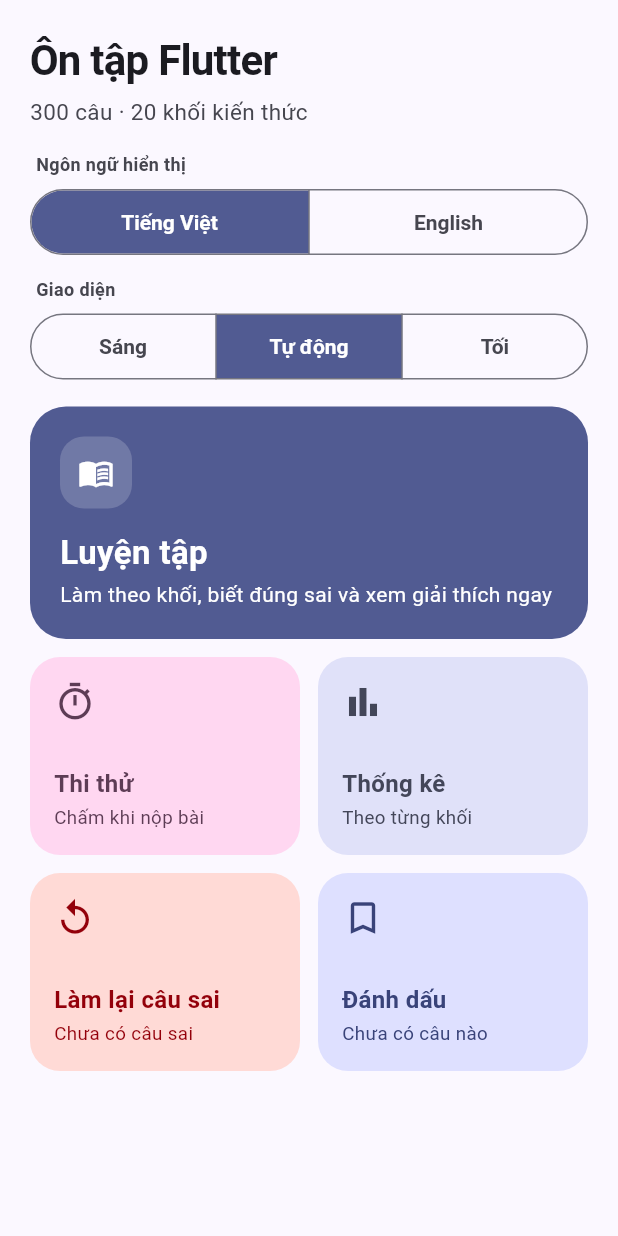
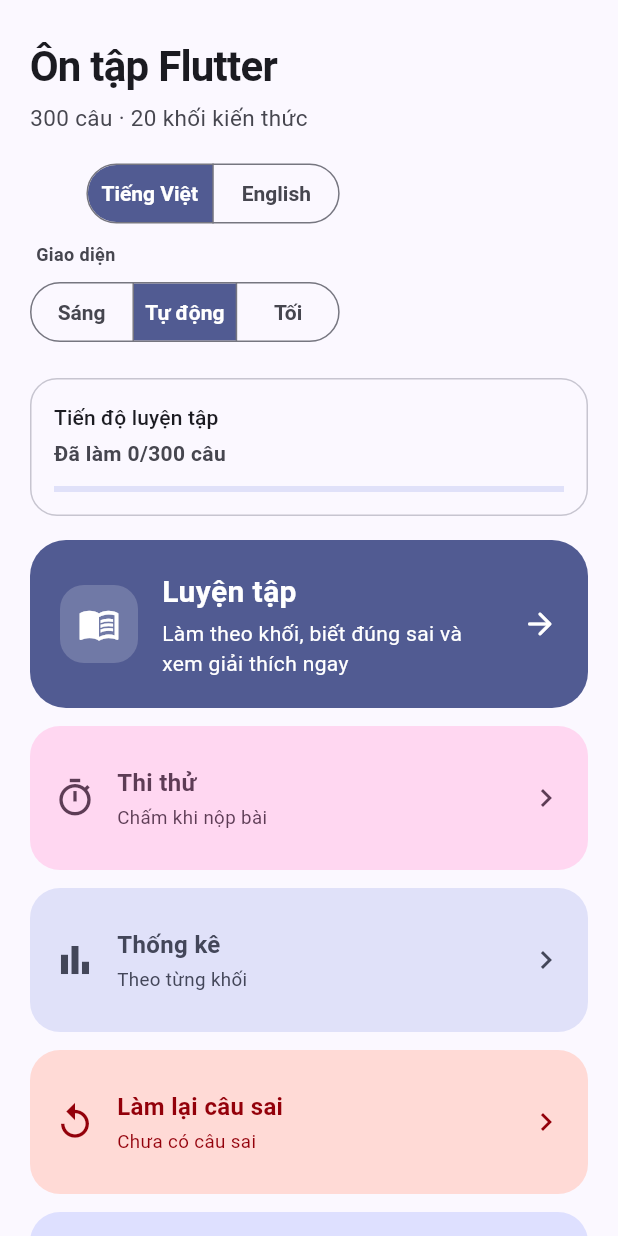
Before and after one commit to hieucute692-rgb/bai-tap-lon-app, a Flutter app: the screen it shows after launch, on a phone screen of 412 x 824 dp. Run offline on Flutter 3.47's test engine with Material 3 defaults, Android fonts, the phone set to English and light mode, and no system bars; our stand-ins replace shared_preferences.

Commit message:
tien do lam

```diff
--- a/lib/main.dart
+++ b/lib/main.dart
@@ -51,6 +51,7 @@ class QuizApp extends StatelessWidget {
       child: Consumer<SettingsController>(
         builder: (context, settings, _) => MaterialApp(
           title: 'Ôn tập Flutter',
+          debugShowCheckedModeBanner: false,
           theme: buildAppTheme(Brightness.light),
           darkTheme: buildAppTheme(Brightness.dark),
           themeMode: settings.themeMode,
--- a/lib/presentation/home_screen.dart
+++ b/lib/presentation/home_screen.dart
@@ -24,6 +24,9 @@ class HomeScreen extends StatelessWidget {
     final s = context.strings;
     return Scaffold(
       body: SafeArea(
+        child: Center(
+          child: ConstrainedBox(
+            constraints: const BoxConstraints(maxWidth: 820),
             child: switch (c.status) {
               LoadStatus.loading => const Center(child: CircularProgressIndicator()),
               LoadStatus.error => _Message(
@@ -41,6 +44,8 @@ class HomeScreen extends StatelessWidget {
                     )
                   : _Menu(bank: c.bank!),
             },
+          ),
+        ),
       ),
     );
   }
@@ -62,16 +67,31 @@ class _Menu extends StatelessWidget {
     final bookmarks = context.watch<BookmarkController>();
     final s = settings.strings;
     final scheme = Theme.of(context).colorScheme;
-    final wrong = wrongQuestions(bank, progress.stats);
+    final stats = progress.stats;
+    final completed = bank.questions.where((question) {
+      final stat = stats[question.id];
+      return stat != null && stat.attempts > 0;
+    }).length;
+    final wrong = wrongQuestions(bank, stats);
+    final columns = MediaQuery.sizeOf(context).width >= 500 ? 2 : 1;
 
     return SingleChildScrollView(
-      padding: const EdgeInsets.fromLTRB(20, 20, 20, 24),
+      padding: const EdgeInsets.fromLTRB(20, 24, 20, 24),
       child: Column(
         crossAxisAlignment: CrossAxisAlignment.start,
         children: [
+          Wrap(
+            alignment: WrapAlignment.spaceBetween,
+            crossAxisAlignment: WrapCrossAlignment.center,
+            spacing: 16,
+            runSpacing: 16,
+            children: [
               Semantics(
                 header: true,
-            child: Text(
+                child: Column(
+                  crossAxisAlignment: CrossAxisAlignment.start,
+                  children: [
+                    Text(
                       s.appTitle,
                       style: TextStyle(
                         fontSize: 28,
@@ -80,19 +100,22 @@ class _Menu extends StatelessWidget {
                         color: scheme.onSurface,
                       ),
                     ),
-          ),
                     const SizedBox(height: 4),
                     Text(
                       s.questionsAndBlocks(bank.questions.length, bank.blocks.length),
                       style: TextStyle(fontSize: 15, color: scheme.onSurfaceVariant),
                     ),
-          const SizedBox(height: 16),
+                  ],
+                ),
+              ),
+              Column(
+                crossAxisAlignment: CrossAxisAlignment.end,
+                children: [
                   _LanguageBlock(
-            label: s.displayLanguage,
                     language: settings.language,
                     onChanged: settings.setLanguage,
                   ),
-          const SizedBox(height: 12),
+                  const SizedBox(height: 8),
                   _ThemeModeBlock(
                     mode: settings.themeMode,
                     onChanged: settings.setThemeMode,
@@ -100,6 +123,17 @@ class _Menu extends StatelessWidget {
                     lightLabel: s.themeLight,
                     systemLabel: s.themeSystem,
                     darkLabel: s.themeDark,
+                  ),
+                ],
+              ),
+            ],
+          ),
+          const SizedBox(height: 20),
+          _ProgressCard(
+            completed: completed,
+            total: bank.questions.length,
+            label: s.practiceProgress,
+            countLabel: s.statsAnswered(completed, bank.questions.length),
           ),
           const SizedBox(height: 16),
           _HeroCard(
@@ -109,8 +143,15 @@ class _Menu extends StatelessWidget {
             onTap: () => _push(context, PracticeSetupScreen(bank: bank)),
           ),
           const SizedBox(height: 12),
-          _TileRow(
-            left: _Tile(
+          GridView.count(
+            crossAxisCount: columns,
+            mainAxisExtent: columns == 2 ? 124 : 96,
+            crossAxisSpacing: 12,
+            mainAxisSpacing: 12,
+            shrinkWrap: true,
+            physics: const NeverScrollableScrollPhysics(),
+            children: [
+              _Tile(
                 icon: Icons.timer_outlined,
                 background: scheme.tertiaryContainer,
                 foreground: scheme.onTertiaryContainer,
@@ -118,7 +159,7 @@ class _Menu extends StatelessWidget {
                 subtitle: s.examShort,
                 onTap: () => _push(context, ExamSetupScreen(bank: bank)),
               ),
-            right: _Tile(
+              _Tile(
                 icon: Icons.bar_chart,
                 background: scheme.secondaryContainer,
                 foreground: scheme.onSecondaryContainer,
@@ -126,10 +167,7 @@ class _Menu extends StatelessWidget {
                 subtitle: s.statsShort,
                 onTap: () => _push(context, StatsScreen(bank: bank)),
               ),
-          ),
-          const SizedBox(height: 12),
-          _TileRow(
-            left: _Tile(
+              _Tile(
                 icon: Icons.replay,
                 background: scheme.errorContainer,
                 foreground: scheme.onErrorContainer,
@@ -143,13 +181,10 @@ class _Menu extends StatelessWidget {
                     );
                     return;
                   }
-                _push(
-                  context,
-                  PracticeScreen(titleOf: (s) => s.retryWrong, questions: wrong),
-                );
+                  _push(context, PracticeScreen(titleOf: (s) => s.retryWrong, questions: wrong));
                 },
               ),
-            right: _Tile(
+              _Tile(
                 icon: Icons.bookmark_outline,
                 background: scheme.primaryContainer,
                 foreground: scheme.onPrimaryContainer,
@@ -160,6 +195,7 @@ class _Menu extends StatelessWidget {
                 badge: bookmarks.count == 0 ? null : bookmarks.count,
                 onTap: () => _push(context, BookmarksScreen(bank: bank)),
               ),
+            ],
           ),
         ],
       ),
@@ -170,54 +206,81 @@ class _Menu extends StatelessWidget {
 /// Chọn ngôn ngữ hiển thị cho cả app (chữ giao diện và nội dung câu hỏi).
 class _LanguageBlock extends StatelessWidget {
   const _LanguageBlock({
-    required this.label,
     required this.language,
     required this.onChanged,
   });
 
-  final String label;
   final ContentLanguage language;
   final ValueChanged<ContentLanguage> onChanged;
 
   @override
   Widget build(BuildContext context) {
-    return Column(
-      crossAxisAlignment: CrossAxisAlignment.start,
-      children: [
-        Padding(
-          padding: const EdgeInsets.only(left: 4, bottom: 6),
-          child: Text(
-            label,
-            style: TextStyle(
-              fontSize: 12,
-              fontWeight: FontWeight.w600,
-              color: Theme.of(context).colorScheme.onSurfaceVariant,
-            ),
-          ),
-        ),
-        SizedBox(
-          width: double.infinity,
-          child: SegmentedButton<ContentLanguage>(
+    final scheme = Theme.of(context).colorScheme;
+    return SegmentedButton<ContentLanguage>(
       segments: const <ButtonSegment<ContentLanguage>>[
         ButtonSegment(value: ContentLanguage.vi, label: Text('Tiếng Việt')),
         ButtonSegment(value: ContentLanguage.en, label: Text('English')),
       ],
       selected: {language},
       showSelectedIcon: false,
-            onSelectionChanged: (sel) => onChanged(sel.first),
+      onSelectionChanged: (selection) => onChanged(selection.first),
       style: SegmentedButton.styleFrom(
-              backgroundColor: Theme.of(context).colorScheme.surface,
-              foregroundColor: Theme.of(context).colorScheme.onSurfaceVariant,
-              selectedBackgroundColor: Theme.of(context).colorScheme.primary,
-              selectedForegroundColor: Theme.of(context).colorScheme.onPrimary,
-              side: BorderSide(color: Theme.of(context).colorScheme.outline),
+        backgroundColor: scheme.surface,
+        foregroundColor: scheme.onSurfaceVariant,
+        selectedBackgroundColor: scheme.primary,
+        selectedForegroundColor: scheme.onPrimary,
+        side: BorderSide(color: scheme.outline),
         shape: const StadiumBorder(),
         textStyle: const TextStyle(fontWeight: FontWeight.w600),
-              padding: const EdgeInsets.symmetric(vertical: 12),
+        padding: const EdgeInsets.symmetric(horizontal: 10, vertical: 8),
+      ),
+    );
+  }
+}
+
+class _ProgressCard extends StatelessWidget {
+  const _ProgressCard({
+    required this.completed,
+    required this.total,
+    required this.label,
+    required this.countLabel,
+  });
+
+  final int completed;
+  final int total;
+  final String label;
+  final String countLabel;
+
+  @override
+  Widget build(BuildContext context) {
+    final scheme = Theme.of(context).colorScheme;
+    return Card(
+      margin: EdgeInsets.zero,
+      elevation: 0,
+      color: scheme.surface,
+      shape: RoundedRectangleBorder(
+        borderRadius: BorderRadius.circular(18),
+        side: BorderSide(color: scheme.outlineVariant),
+      ),
+      child: Padding(
+        padding: const EdgeInsets.all(16),
+        child: Column(
+          crossAxisAlignment: CrossAxisAlignment.start,
+          children: [
+            Text(label, style: Theme.of(context).textTheme.titleSmall),
+            const SizedBox(height: 4),
+            Text(
+              countLabel,
+              style: Theme.of(context).textTheme.bodyMedium?.copyWith(
+                    color: scheme.onSurfaceVariant,
+                    fontWeight: FontWeight.w600,
                   ),
             ),
+            const SizedBox(height: 12),
+            LinearProgressIndicator(value: total == 0 ? 0 : completed / total),
+          ],
         ),
-      ],
+      ),
     );
   }
 }
@@ -256,9 +319,7 @@ class _ThemeModeBlock extends StatelessWidget {
             ),
           ),
         ),
-        SizedBox(
-          width: double.infinity,
-          child: SegmentedButton<ThemeMode>(
+        SegmentedButton<ThemeMode>(
           segments: [
             ButtonSegment(value: ThemeMode.light, label: Text(lightLabel)),
             ButtonSegment(value: ThemeMode.system, label: Text(systemLabel)),
@@ -275,8 +336,7 @@ class _ThemeModeBlock extends StatelessWidget {
             side: BorderSide(color: scheme.outline),
             shape: const StadiumBorder(),
             textStyle: const TextStyle(fontWeight: FontWeight.w600),
-              padding: const EdgeInsets.symmetric(vertical: 12),
-            ),
+            padding: const EdgeInsets.symmetric(horizontal: 8, vertical: 8),
           ),
         ),
       ],
@@ -316,28 +376,31 @@ class _HeroCard extends StatelessWidget {
             onTap: onTap,
             child: Padding(
               padding: const EdgeInsets.all(20),
-              child: Column(
-                crossAxisAlignment: CrossAxisAlignment.start,
+              child: Row(
                 children: [
                   Container(
-                    width: 48,
-                    height: 48,
+                    width: 52,
+                    height: 52,
                     decoration: BoxDecoration(
                       color: scheme.onPrimary.withOpacity(0.18),
                       borderRadius: BorderRadius.circular(16),
                     ),
-                    child: Icon(icon, color: scheme.onPrimary),
+                    child: Icon(icon, color: scheme.onPrimary, size: 28),
                   ),
-                  const SizedBox(height: 14),
+                  const SizedBox(width: 16),
+                  Expanded(
+                    child: Column(
+                      crossAxisAlignment: CrossAxisAlignment.start,
+                      children: [
                         Text(
                           title,
                           style: TextStyle(
-                      fontSize: 22,
+                            fontSize: 20,
                             fontWeight: FontWeight.w700,
                             color: scheme.onPrimary,
                           ),
                         ),
-                  const SizedBox(height: 2),
+                        const SizedBox(height: 3),
                         Text(
                           subtitle,
                           style: TextStyle(fontSize: 14, color: scheme.onPrimary),
@@ -345,30 +408,13 @@ class _HeroCard extends StatelessWidget {
                       ],
                     ),
                   ),
+                  const SizedBox(width: 12),
+                  Icon(Icons.arrow_forward_rounded, color: scheme.onPrimary),
+                ],
               ),
             ),
           ),
-    );
-  }
-}
-
-/// Hai thẻ nhỏ cạnh nhau, luôn cao bằng nhau kể cả khi người dùng tăng cỡ chữ.
-class _TileRow extends StatelessWidget {
-  const _TileRow({required this.left, required this.right});
-
-  final Widget left;
-  final Widget right;
-
-  @override
-  Widget build(BuildContext context) {
-    return IntrinsicHeight(
-      child: Row(
-        crossAxisAlignment: CrossAxisAlignment.stretch,
-        children: [
-          Expanded(child: left),
-          const SizedBox(width: 12),
-          Expanded(child: right),
-        ],
+        ),
       ),
     );
   }
@@ -406,23 +452,15 @@ class _Tile extends StatelessWidget {
         child: InkWell(
           borderRadius: radius,
           onTap: onTap,
-          child: ConstrainedBox(
-            constraints: const BoxConstraints(minHeight: 132),
           child: Padding(
-              padding: const EdgeInsets.all(16),
-              child: Column(
-                crossAxisAlignment: CrossAxisAlignment.start,
-                mainAxisAlignment: MainAxisAlignment.spaceBetween,
-                children: [
-                  Row(
-                    mainAxisAlignment: MainAxisAlignment.spaceBetween,
+            padding: const EdgeInsets.symmetric(horizontal: 16, vertical: 12),
+            child: Row(
               children: [
                 Icon(icon, size: 28, color: foreground),
-                      if (badge != null) _Badge(count: badge!),
-                    ],
-                  ),
-                  const SizedBox(height: 16),
-                  Column(
+                const SizedBox(width: 14),
+                Expanded(
+                  child: Column(
+                    mainAxisAlignment: MainAxisAlignment.center,
                     crossAxisAlignment: CrossAxisAlignment.start,
                     children: [
                       Text(
@@ -433,15 +471,23 @@ class _Tile extends StatelessWidget {
                           color: foreground,
                         ),
                       ),
-                      const SizedBox(height: 2),
+                      const SizedBox(height: 3),
                       Text(
                         subtitle,
+                        maxLines: 1,
+                        overflow: TextOverflow.ellipsis,
                         style: TextStyle(fontSize: 12.5, color: foreground),
                       ),
                     ],
                   ),
+                ),
+                if (badge != null) ...[
+                  const SizedBox(width: 8),
+                  _Badge(count: badge!),
                 ],
-              ),
+                const SizedBox(width: 4),
+                Icon(Icons.chevron_right, color: foreground),
+              ],
             ),
           ),
         ),
```
Lines whose indentation alone changed are shown as unchanged.
